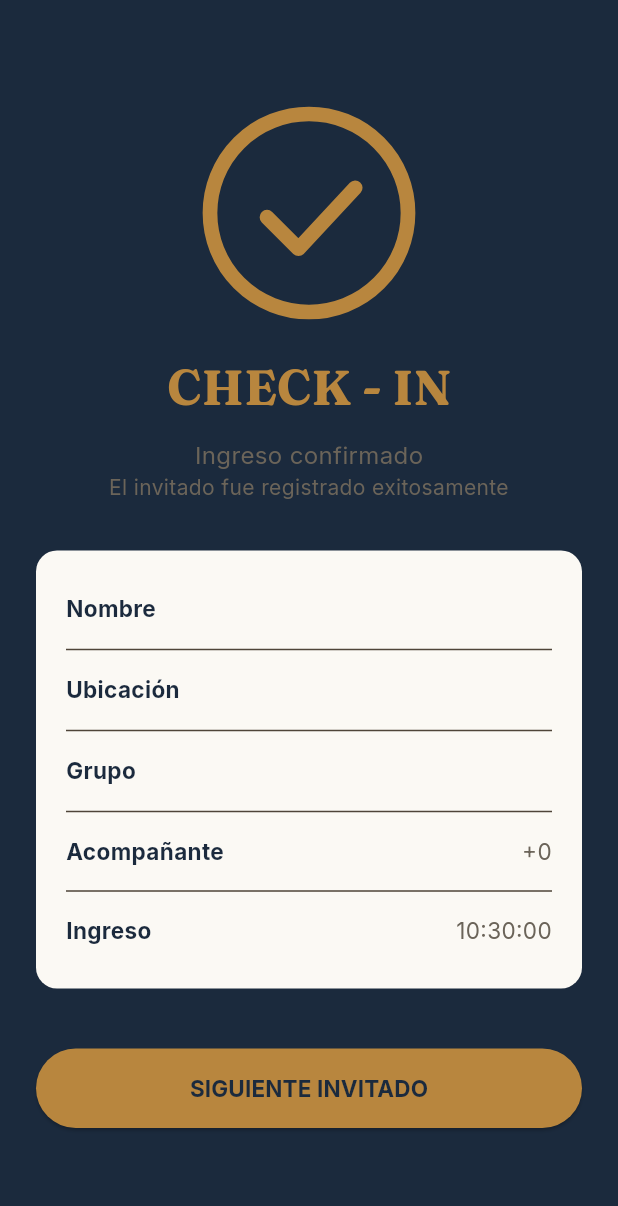
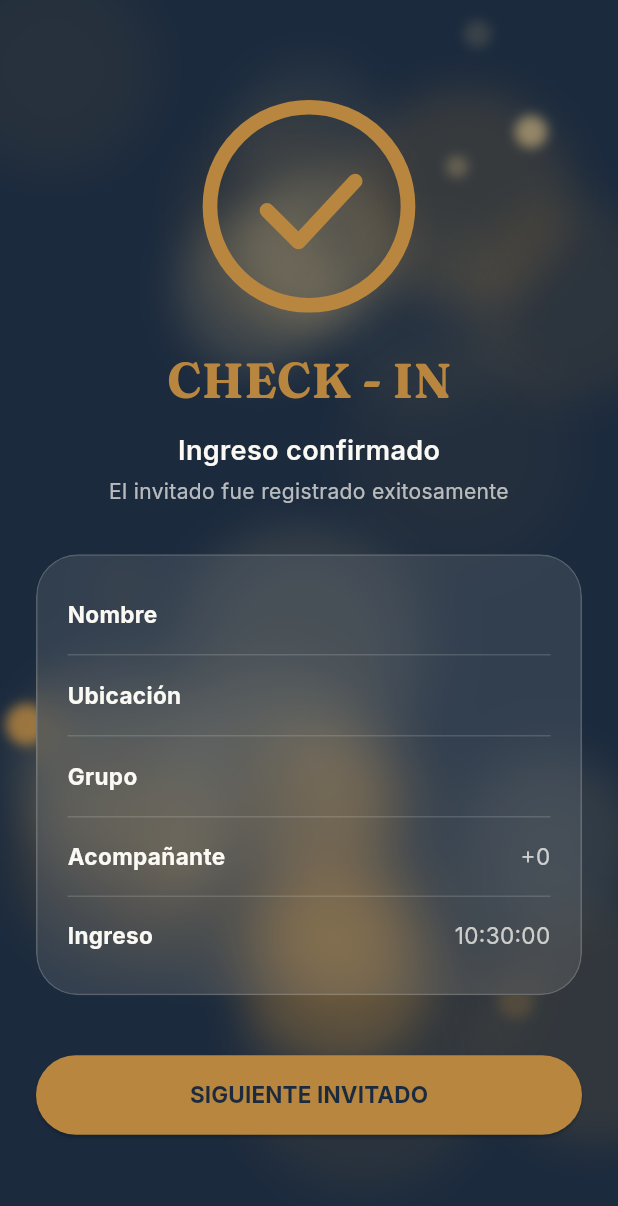
Before and after one commit to ANTONIO30-09/EVENTFLOW-AI, a Flutter app: the CheckInSuccessScreen screen opened directly with empty values, on a phone screen of 412 x 824 dp. Shown: the top 1206 px of the screen. Run offline on Flutter 3.47's test engine with Material 3 defaults, Android fonts, the light colour scheme and no system bars; our stand-ins replace cloud_firestore, firebase_auth, firebase_core, google_fonts; missing offline and left inert: mobile_scanner; accounts and stored records are empty.

Commit message:
feat: rediseno visual T2 guest control y check-in success con GlassCard

```diff
--- a/lib/screens/check_in/check_in_success_screen.dart
+++ b/lib/screens/check_in/check_in_success_screen.dart
@@ -3,6 +3,7 @@ import 'package:google_fonts/google_fonts.dart';
 import '../../core/constants/app_colors.dart';
 import '../../data/models/guest_model.dart';
 import '../../widgets/animated_check.dart';
+import '../../widgets/glass_card.dart';
 
 class CheckInSuccessScreen extends StatefulWidget {
   final GuestModel guest;
@@ -18,8 +19,13 @@ class _CheckInSuccessScreenState extends State<CheckInSuccessScreen> {
   @override
   Widget build(BuildContext context) {
     return Scaffold(
-      backgroundColor: AppColors.fondoAzulNoche,
+      backgroundColor: Colors.transparent,
       body: SafeArea(
+        child: LayoutBuilder(
+          builder: (context, constraints) {
+            return SingleChildScrollView(
+              child: ConstrainedBox(
+                constraints: BoxConstraints(minHeight: constraints.maxHeight),
                 child: Padding(
                   padding: const EdgeInsets.all(24),
                   child: Column(
@@ -50,15 +56,18 @@ class _CheckInSuccessScreenState extends State<CheckInSuccessScreen> {
                             Text(
                               'Ingreso confirmado',
                               style: GoogleFonts.inter(
-                        fontSize: 16,
-                        color: AppColors.textoSecundarioGris,
+                                fontSize: 18,
+                                fontWeight: FontWeight.w600,
+                                color: AppColors.superficiePorcelana,
                               ),
                             ),
+                            const SizedBox(height: 4),
                             Text(
                               'El invitado fue registrado exitosamente',
                               style: GoogleFonts.inter(
                                 fontSize: 14,
-                        color: AppColors.textoSecundarioGris,
+                                color: AppColors.superficiePorcelana
+                                    .withValues(alpha: 0.7),
                               ),
                               textAlign: TextAlign.center,
                             ),
@@ -69,26 +78,38 @@ class _CheckInSuccessScreenState extends State<CheckInSuccessScreen> {
                       AnimatedOpacity(
                         opacity: _showContent ? 1.0 : 0.0,
                         duration: const Duration(milliseconds: 300),
-                child: Container(
-                  padding: const EdgeInsets.all(20),
-                  decoration: BoxDecoration(
-                    color: AppColors.superficiePorcelana,
-                    borderRadius: BorderRadius.circular(14),
-                  ),
+                        child: GlassCard(
                           child: Column(
                             children: [
                               _infoRow('Nombre', widget.guest.name),
-                      const Divider(),
+                              Divider(
+                                color: AppColors.superficiePorcelana
+                                    .withValues(alpha: 0.15),
+                              ),
                               _infoRow('Ubicación', widget.guest.tableNumber),
-                      const Divider(),
+                              Divider(
+                                color: AppColors.superficiePorcelana
+                                    .withValues(alpha: 0.15),
+                              ),
                               _infoRow('Grupo', widget.guest.familyGroup),
-                      const Divider(),
-                      _infoRow('Acompañante', '+${widget.guest.companions}'),
-                      const Divider(),
+                              Divider(
+                                color: AppColors.superficiePorcelana
+                                    .withValues(alpha: 0.15),
+                              ),
+                              _infoRow(
+                                'Acompañante',
+                                '+${widget.guest.companions}',
+                              ),
+                              Divider(
+                                color: AppColors.superficiePorcelana
+                                    .withValues(alpha: 0.15),
+                              ),
                               _infoRow(
                                 'Ingreso',
                                 widget.guest.checkInTime != null
-                            ? widget.guest.checkInTime!.toString().substring(11, 19)
+                                    ? widget.guest.checkInTime!
+                                        .toString()
+                                        .substring(11, 19)
                                     : '--:--:--',
                               ),
                             ],
@@ -107,7 +128,9 @@ class _CheckInSuccessScreenState extends State<CheckInSuccessScreen> {
                               backgroundColor: AppColors.acentoBronce,
                               foregroundColor: AppColors.fondoAzulNoche,
                               padding: const EdgeInsets.symmetric(vertical: 16),
-                      shape: RoundedRectangleBorder(borderRadius: BorderRadius.circular(30)),
+                              shape: RoundedRectangleBorder(
+                                borderRadius: BorderRadius.circular(30),
+                              ),
                             ),
                             child: Text(
                               'SIGUIENTE INVITADO',
@@ -124,6 +147,10 @@ class _CheckInSuccessScreenState extends State<CheckInSuccessScreen> {
                 ),
               ),
             );
+          },
+        ),
+      ),
+    );
   }
 
   Widget _infoRow(String label, String value) {
@@ -137,7 +164,7 @@ class _CheckInSuccessScreenState extends State<CheckInSuccessScreen> {
             style: GoogleFonts.inter(
               fontSize: 15,
               fontWeight: FontWeight.w700,
-              color: AppColors.fondoAzulNoche,
+              color: AppColors.superficiePorcelana,
             ),
           ),
           Flexible(
@@ -145,7 +172,7 @@ class _CheckInSuccessScreenState extends State<CheckInSuccessScreen> {
               value,
               style: GoogleFonts.inter(
                 fontSize: 15,
-                color: AppColors.textoSecundarioGris,
+                color: AppColors.superficiePorcelana.withValues(alpha: 0.75),
               ),
               textAlign: TextAlign.right,
             ),
--- /dev/null
+++ b/lib/widgets/glass_card.dart
@@ -0,0 +1,35 @@
+import 'dart:ui';
+import 'package:flutter/material.dart';
+import '../core/constants/app_colors.dart';
+
+class GlassCard extends StatelessWidget {
+  final Widget child;
+  final EdgeInsetsGeometry padding;
+
+  const GlassCard({
+    super.key,
+    required this.child,
+    this.padding = const EdgeInsets.all(20),
+  });
+
+  @override
+  Widget build(BuildContext context) {
+    return ClipRRect(
+      borderRadius: BorderRadius.circular(28),
+      child: BackdropFilter(
+        filter: ImageFilter.blur(sigmaX: 18, sigmaY: 18),
+        child: Container(
+          padding: padding,
+          decoration: BoxDecoration(
+            color: AppColors.superficiePorcelana.withValues(alpha: 0.10),
+            borderRadius: BorderRadius.circular(28),
+            border: Border.all(
+              color: AppColors.superficiePorcelana.withValues(alpha: 0.18),
+            ),
+          ),
+          child: child,
+        ),
+      ),
+    );
+  }
+}
```
Also changed, not shown: lib/screens/guests/guest_control_screen.dart (+73 -30 lines). Lines whose indentation alone changed are shown as unchanged.
